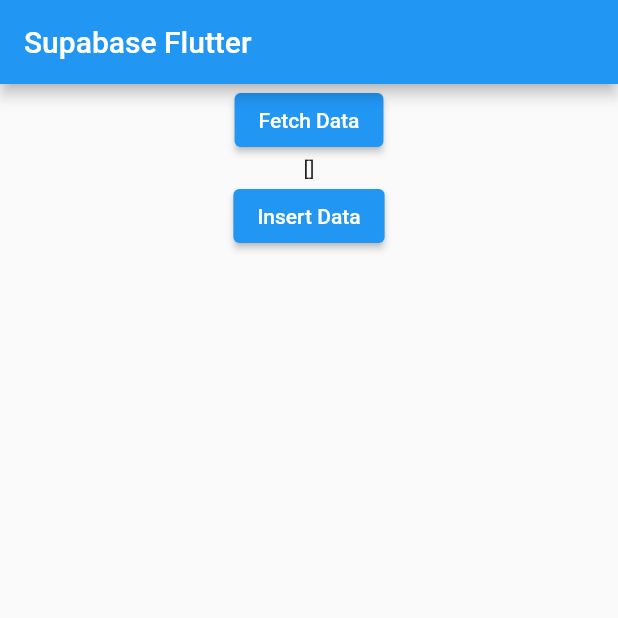
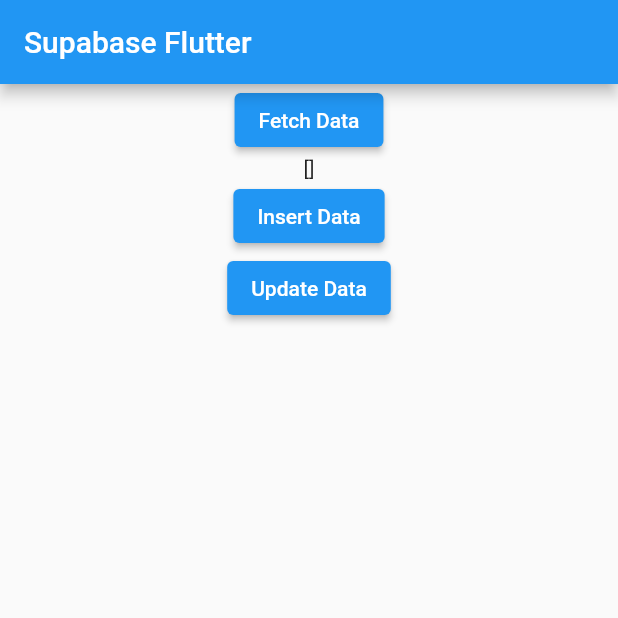
Before and after one commit to kurogoma-flutter/supabase-crud, a Flutter app: the screen it shows after launch, after a tap on "Fetch Data", on a phone screen of 412 x 824 dp, the top half of it. Run offline on Flutter 3.47's test engine with Material 2 defaults, Android fonts, the phone set to English and light mode, and no system bars; our stand-ins replace supabase_flutter; accounts and stored records are empty.

Commit message:
update処理

```diff
--- a/lib/main.dart
+++ b/lib/main.dart
@@ -52,6 +52,7 @@
               children: const [
                 FetchDataButton(),
                 InsertDataButton(),
+                UpdateDataButton(),
               ],
             ),
           ),
@@ -81,7 +82,10 @@
           child: const Text('Fetch Data'),
           onPressed: () async {
             // supabaseからデータを取得
-            final response = await supabase.from('todo').select();
+            final response = await supabase
+                .from('todo')
+                .select()
+                .order('id', ascending: true);
             setState(() {
               fetchResult = response.toString();
             });
@@ -117,3 +121,22 @@
     );
   }
 }
+
+/// データ更新ボタン
+class UpdateDataButton extends StatelessWidget {
+  const UpdateDataButton({super.key});
+
+  @override
+  Widget build(BuildContext context) {
+    final supabase = Supabase.instance.client;
+    return ElevatedButton(
+      child: const Text('Update Data'),
+      onPressed: () async {
+        // supabaseのidが1のデータを更新
+        final response =
+            await supabase.from('todo').update({'name': 'テストデータ'}).eq('id', 1);
+        print(response);
+      },
+    );
+  }
+}
```
